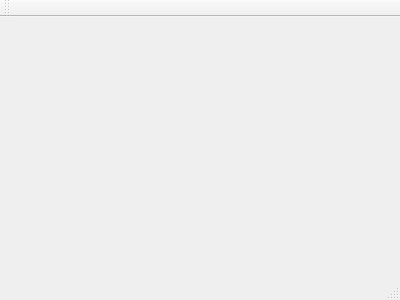
This is src/start.ui in 0CT3T/QTMagazine as Qt 5 draws it before an edit. The edited form follows.
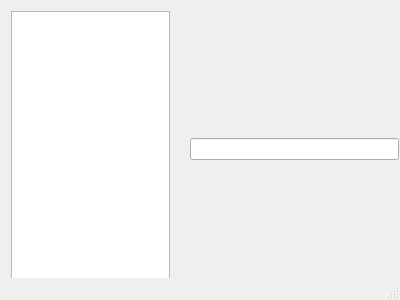
This is the edited form.

Diff of the .ui file:
```diff
--- a/src/start.ui
+++ b/src/start.ui
@@ -12,13 +12,44 @@
   <property name="windowTitle" >
    <string>start</string>
   </property>
-  <widget class="QMenuBar" name="menuBar" />
-  <widget class="QToolBar" name="mainToolBar" />
-  <widget class="QWidget" name="centralWidget" />
-  <widget class="QStatusBar" name="statusBar" />
+  <widget class="QWidget" name="centralWidget">
+   <widget class="QWidget" name="horizontalLayoutWidget">
+    <property name="geometry">
+     <rect>
+      <x>0</x>
+      <y>0</y>
+      <width>181</width>
+      <height>301</height>
+     </rect>
+    </property>
+    <layout class="QHBoxLayout" name="horizontalLayout">
+     <property name="sizeConstraint">
+      <enum>QLayout::SetMaximumSize</enum>
+     </property>
+     <item>
+      <widget class="QTreeView" name="treeView"/>
+     </item>
+    </layout>
+   </widget>
+   <widget class="QWidget" name="horizontalLayoutWidget_2">
+    <property name="geometry">
+     <rect>
+      <x>179</x>
+      <y>-1</y>
+      <width>231</width>
+      <height>301</height>
+     </rect>
+    </property>
+    <layout class="QHBoxLayout" name="horizontalLayout_2">
+     <item>
+      <widget class="QLineEdit" name="lineEdit"/>
+     </item>
+    </layout>
+   </widget>
+  </widget>
+  <widget class="QStatusBar" name="statusBar"/>
  </widget>
- <layoutDefault spacing="6" margin="11" />
- <pixmapfunction></pixmapfunction>
+ <layoutdefault spacing="6" margin="11"/>
  <resources/>
  <connections/>
 </ui>
```
Left out of the diff: 7 changed lines with no effect on the pictures.
